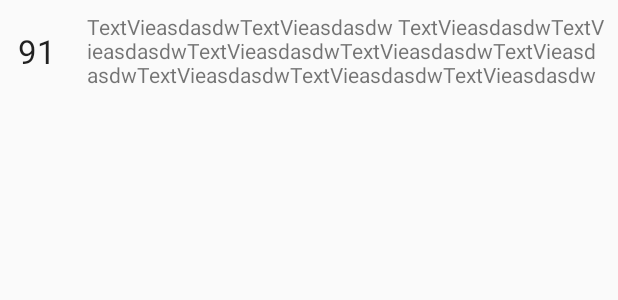
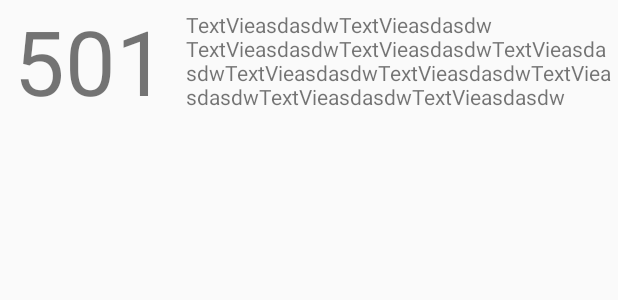
Before and after one commit to me2d13/cml, an Android app: the layout fragment_item.xml on its own in the app's theme, with its tools: preview values and no code run, on a phone screen of 412 x 824 dp. Shown: the top 300 px of the screen. Run offline under Robolectric (Android 15) with nearby library versions, the phone set to English and light mode, and no system bars.

Commit message:
Mobile version 1.0.8 some list styling

```diff
--- a/cml-mobile/app/build.gradle
+++ b/cml-mobile/app/build.gradle
@@ -15,8 +15,8 @@ android {
         applicationId "eu.me2d.cmlmobile"
         minSdkVersion 24
         targetSdkVersion 31
-        versionCode 10007
-        versionName "1.0.7"
+        versionCode 10008
+        versionName "1.0.8"
         testInstrumentationRunner "androidx.test.runner.AndroidJUnitRunner"
     }
     buildTypes {
--- a/cml-mobile/app/src/main/java/eu/me2d/cmlmobile/list/CommandsListFragment.kt
+++ b/cml-mobile/app/src/main/java/eu/me2d/cmlmobile/list/CommandsListFragment.kt
@@ -42,7 +42,6 @@ class CommandsListFragment : Fragment() {
                     columnCount <= 1 -> LinearLayoutManager(context)
                     else -> GridLayoutManager(context, columnCount)
                 }
-                val commands = vm.commands.value ?: emptyList()
                 adapter = MyCommandRecyclerViewAdapter(vm)
             }
         }
--- a/cml-mobile/app/src/main/java/eu/me2d/cmlmobile/list/MyCommandRecyclerViewAdapter.kt
+++ b/cml-mobile/app/src/main/java/eu/me2d/cmlmobile/list/MyCommandRecyclerViewAdapter.kt
@@ -1,11 +1,11 @@
 package eu.me2d.cmlmobile.list
 
+import android.graphics.Color
 import android.view.LayoutInflater
 import android.view.ViewGroup
 import android.widget.TextView
 import androidx.recyclerview.widget.RecyclerView
 import eu.me2d.cmlmobile.CmlViewModel
-import eu.me2d.cmlmobile.api.Command
 import eu.me2d.cmlmobile.databinding.FragmentItemBinding
 import timber.log.Timber
 
@@ -35,6 +35,9 @@ class MyCommandRecyclerViewAdapter(
             Timber.d("Click on number %d", item.number)
             vm.executeCommand(item.number)
         }
+        if (position % 2 == 0) {
+            holder.wrapper.setBackgroundColor(Color.rgb(240, 240, 240))
+        }
     }
 
     override fun getItemCount(): Int = values.size
--- a/cml-mobile/app/src/main/res/layout/fragment_item.xml
+++ b/cml-mobile/app/src/main/res/layout/fragment_item.xml
@@ -2,21 +2,21 @@
 <androidx.constraintlayout.widget.ConstraintLayout xmlns:android="http://schemas.android.com/apk/res/android"
     xmlns:app="http://schemas.android.com/apk/res-auto"
     xmlns:tools="http://schemas.android.com/tools"
+    android:id="@+id/item_wrap"
     android:layout_width="match_parent"
     android:layout_height="wrap_content"
-    android:id="@+id/item_wrap"
-    android:foreground="?attr/selectableItemBackground"
     android:clickable="true"
+    android:elevation="5dp"
     android:focusable="true"
-    >
+    android:foreground="?attr/selectableItemBackground">
 
     <TextView
         android:id="@+id/item_number"
-        android:layout_width="50dp"
-        android:layout_height="match_parent"
+        android:layout_width="120dp"
+        android:layout_height="wrap_content"
         android:gravity="center"
-        android:text="91"
-        android:textAppearance="@style/TextAppearance.AppCompat.Large"
+        android:text="501"
+        android:textSize="60sp"
         app:layout_constraintBottom_toBottomOf="parent"
         app:layout_constraintStart_toStartOf="parent"
         app:layout_constraintTop_toTopOf="parent" />
@@ -25,10 +25,10 @@
         android:id="@+id/content"
         android:layout_width="0dp"
         android:layout_height="wrap_content"
-        android:layout_marginStart="8dp"
-        android:layout_marginTop="8dp"
-        android:layout_marginEnd="8dp"
-        android:layout_marginBottom="8dp"
+        android:layout_marginStart="4dp"
+        android:layout_marginTop="4dp"
+        android:layout_marginEnd="4dp"
+        android:layout_marginBottom="4dp"
         android:text="TextVieasdasdwTextVieasdasdw TextVieasdasdwTextVieasdasdwTextVieasdasdwTextVieasdasdwTextVieasdasdwTextVieasdasdwTextVieasdasdwTextVieasdasdw"
         app:layout_constraintBottom_toBottomOf="parent"
         app:layout_constraintEnd_toEndOf="parent"
```
